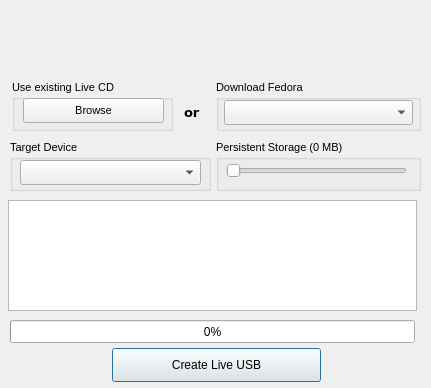
This is data/liveusb-creator-linux.ui in lmacken/liveusb-creator as Qt 5 draws it before an edit. The edited form follows.
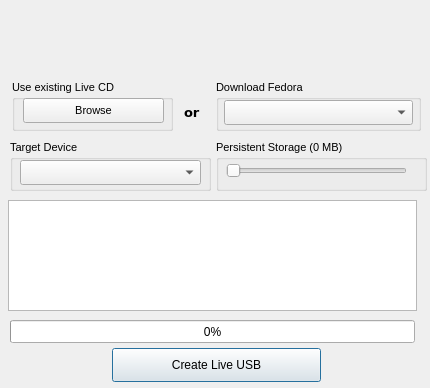
This is the edited form. Icons and pictures are not drawn.

Diff of the .ui file:
```diff
--- a/data/liveusb-creator-linux.ui
+++ b/data/liveusb-creator-linux.ui
@@ -5,7 +5,7 @@
    <rect>
     <x>0</x>
     <y>0</y>
-    <width>431</width>
+    <width>430</width>
     <height>388</height>
    </rect>
   </property>
@@ -211,7 +211,7 @@
     <rect>
      <x>216</x>
      <y>140</y>
-     <width>205</width>
+     <width>211</width>
      <height>51</height>
     </rect>
    </property>
```
Left out of the diff: 2 changed lines with no effect on the pictures.
